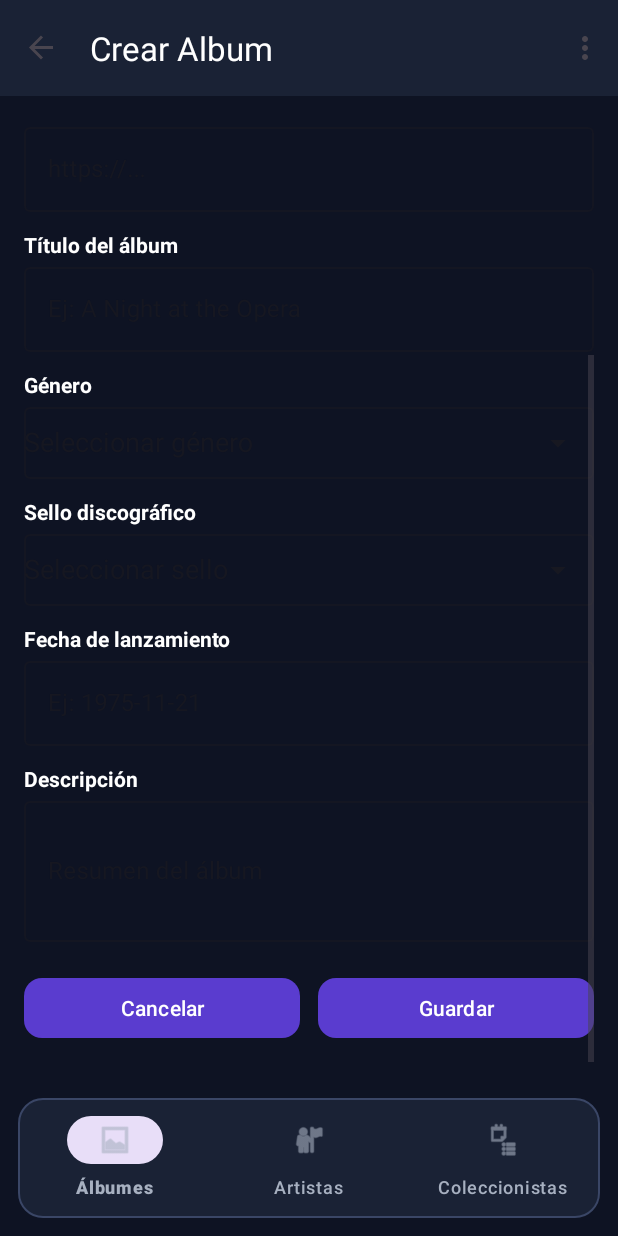
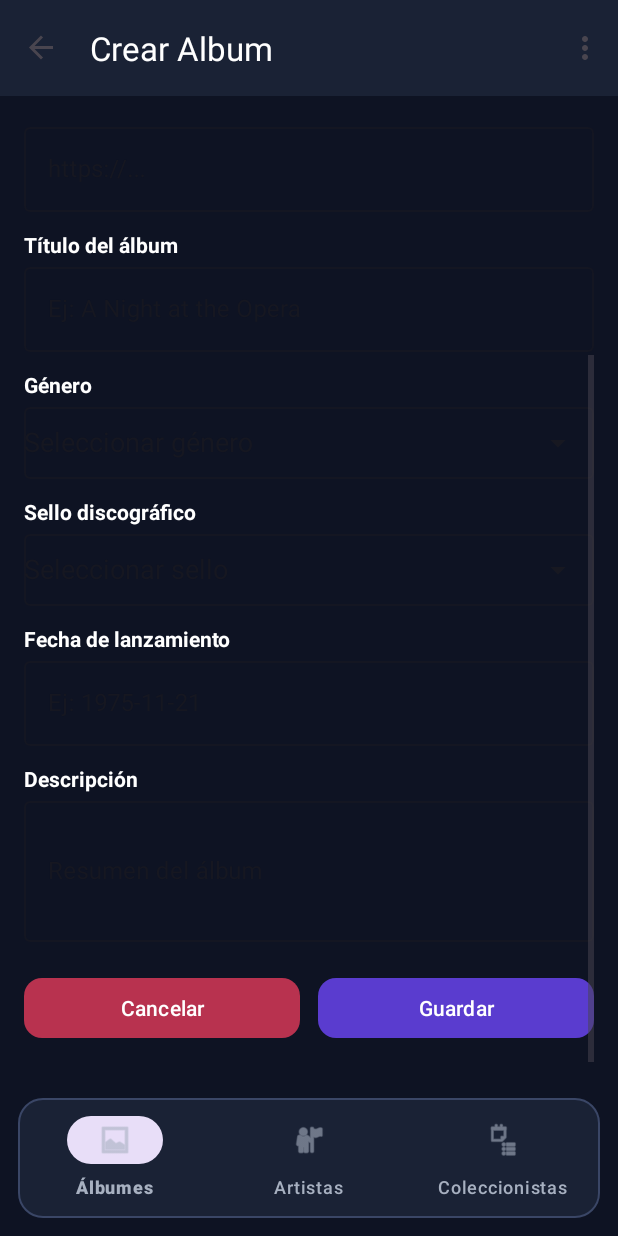
Before and after one commit to haroldVirguez/VINYLS-MOBILE, an Android app: the AlbumCreateFragment screen opened through its navigation route, scrolled down 236 dp, on a phone screen of 412 x 824 dp. Run offline under Robolectric (Android 15) with nearby library versions, the light colour scheme and no system bars; our stand-ins replace navigation-ui; pictures from the network do not load.

Commit message:
Add color red to cancel button

```diff
--- a/app/src/main/res/layout/fragment_album_create.xml
+++ b/app/src/main/res/layout/fragment_album_create.xml
@@ -212,7 +212,7 @@
                         android:layout_weight="1"
                         android:text="Cancelar"
                         android:textAllCaps="false"
-                        app:backgroundTint="@color/accent_dark_purple"
+                        app:backgroundTint="@color/accent_dark_red"
                         app:cornerRadius="12dp"
                         android:layout_marginEnd="12dp"/>
 
```
